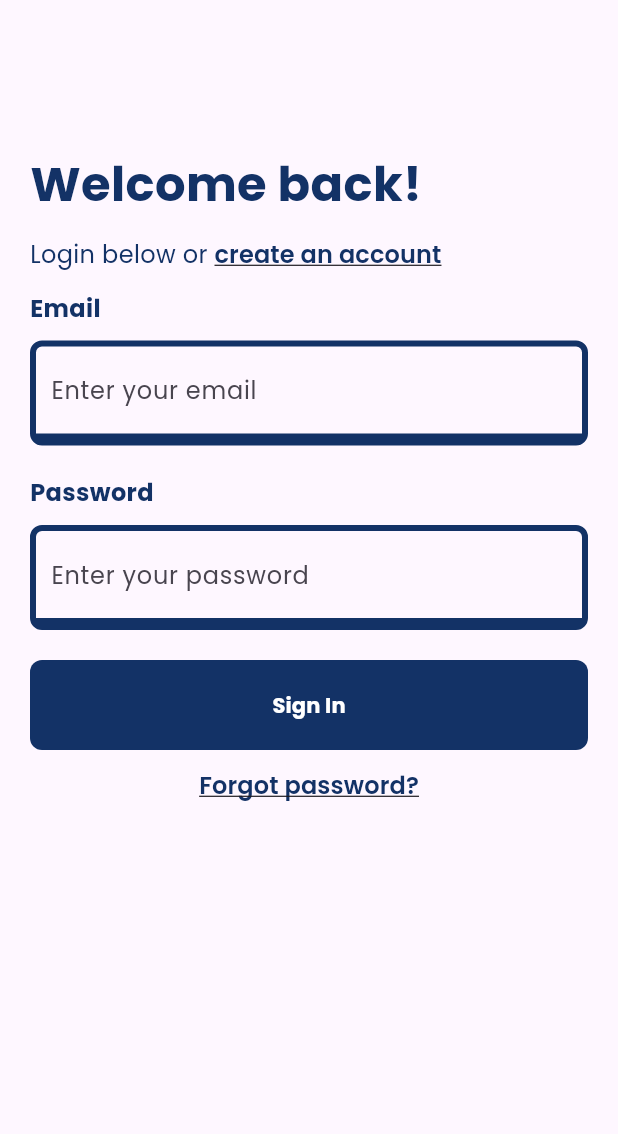
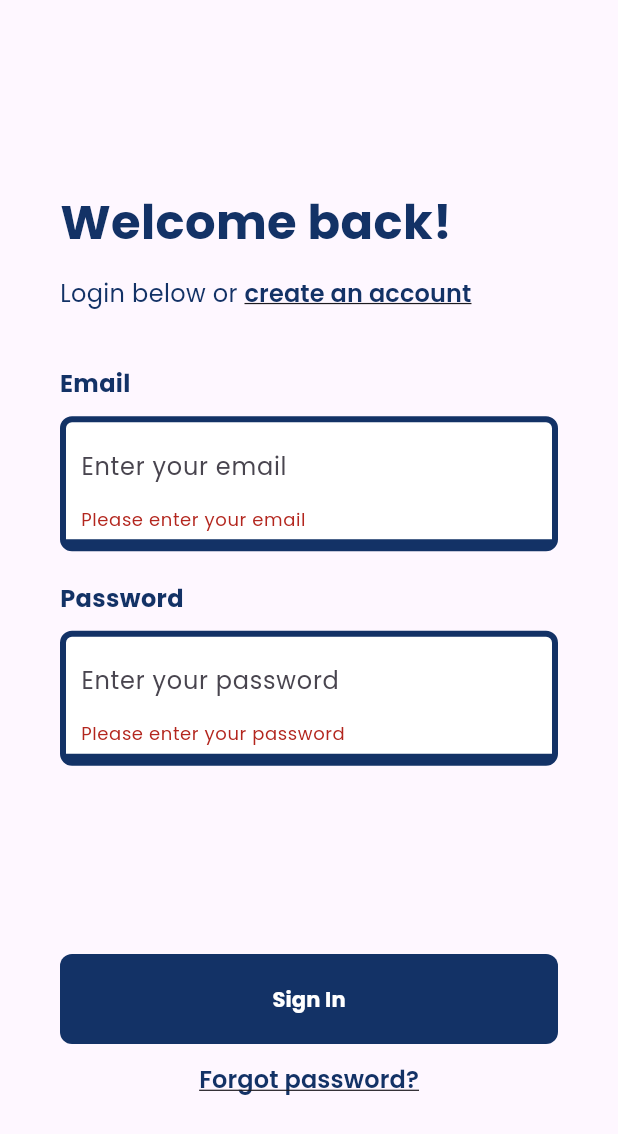
Before and after one commit to juul-vandevelde-howest/smartAppDev-eindopdracht, a Flutter app: the screen it shows after launch, after a tap on "Sign In", on a phone screen of 412 x 824 dp. Shown: the top 1134 px of the screen. Run offline on Flutter 3.47's test engine with Material 3 defaults, Android fonts, the phone set to English and light mode, and no system bars; our stand-ins replace firebase_auth, firebase_core; accounts and stored records are empty.

Commit message:
feat: completed log in screen styling and added validation

```diff
--- a/lib/main.dart
+++ b/lib/main.dart
@@ -34,6 +34,11 @@ class MainAppState extends State<MainApp> {
               bodyColor: const Color(0xFF133266),
               displayColor: const Color(0xFF133266),
             ),
+        textSelectionTheme: const TextSelectionThemeData(
+          cursorColor: Color(0xFF133266),
+          selectionColor: Color(0xFFA5DAE3),
+          selectionHandleColor: Color(0xFFA5DAE3),
+        ),
       ),
     );
   }
--- a/lib/routes/auth/login.dart
+++ b/lib/routes/auth/login.dart
@@ -13,8 +13,10 @@ class Login extends StatefulWidget {
 class _LoginState extends State<Login> {
   String email = '';
   String password = '';
+  final GlobalKey<FormState> _formKey = GlobalKey<FormState>();
 
   void login() async {
+    if (_formKey.currentState?.validate() ?? false) {
       if (email.isNotEmpty || password.isNotEmpty) {
         print(email);
         print(password);
@@ -35,10 +37,22 @@ class _LoginState extends State<Login> {
           }
         }
       } on FirebaseAuthException catch (e) {
-      if (e.code == 'user-not-found') {
-        print("We couldn't find an account with that username.");
-      } else if (e.code == 'wrong-password') {
-        print('Your account or password is incorrect.');
+        print(e.code);
+        String message = 'An error occurred. Please try again later.';
+        if (e.code == 'invalid-credential') {
+          message = 'Invalid credentials. Please try again.';
+        }
+
+        if (mounted) {
+          ScaffoldMessenger.of(context).showSnackBar(
+            SnackBar(
+              content: Text(
+                message,
+                textAlign: TextAlign.center,
+              ),
+            ),
+          );
+        }
       }
     }
   }
@@ -46,11 +60,18 @@ class _LoginState extends State<Login> {
   @override
   Widget build(BuildContext context) {
     return Scaffold(
+      // backgroundColor: const Color(0xFFA5DAE3),
       body: Padding(
-        padding: const EdgeInsets.symmetric(horizontal: 20, vertical: 100),
+        padding: const EdgeInsets.symmetric(horizontal: 40),
+        child: Column(
+          mainAxisAlignment: MainAxisAlignment.spaceBetween,
+          children: [
+            Expanded(
               child: Form(
+                key: _formKey,
                 child: Column(
                   crossAxisAlignment: CrossAxisAlignment.start,
+                  mainAxisAlignment: MainAxisAlignment.center,
                   children: [
                     const Text(
                       'Welcome back!',
@@ -72,7 +93,8 @@ class _LoginState extends State<Login> {
                             // Add code to navigate to the create account screen
                           },
                           style: ButtonStyle(
-                      padding: MaterialStateProperty.all<EdgeInsetsGeometry>(
+                            padding:
+                                MaterialStateProperty.all<EdgeInsetsGeometry>(
                               EdgeInsets.zero,
                             ),
                           ),
@@ -88,13 +110,17 @@ class _LoginState extends State<Login> {
                         ),
                       ],
                     ),
+                    const SizedBox(height: 25),
                     const Text(
                       "Email",
-                style: TextStyle(fontWeight: FontWeight.bold, fontSize: 16),
+                      style:
+                          TextStyle(fontWeight: FontWeight.bold, fontSize: 16),
+                      textAlign: TextAlign.center,
                     ),
                     const SizedBox(height: 10),
                     Container(
                       decoration: BoxDecoration(
+                        color: Colors.white,
                         border: const Border(
                           top: BorderSide(
                             color: Color(0xFF133266),
@@ -116,9 +142,11 @@ class _LoginState extends State<Login> {
                         borderRadius: BorderRadius.circular(8.0),
                       ),
                       child: Padding(
-                  padding:
-                      const EdgeInsets.symmetric(horizontal: 10, vertical: 5),
+                        padding: const EdgeInsets.symmetric(
+                            horizontal: 10, vertical: 5),
                         child: TextFormField(
+                          cursorWidth: 3.0,
+                          cursorOpacityAnimates: true,
                           keyboardType: TextInputType.emailAddress,
                           decoration: const InputDecoration(
                             hintText: 'Enter your email',
@@ -127,17 +155,28 @@ class _LoginState extends State<Login> {
                           onChanged: (value) {
                             email = value;
                           },
+                          validator: (value) {
+                            if (value == null || value.isEmpty) {
+                              return 'Please enter your email';
+                            } else if (!RegExp(r'^[^@]+@[^@]+\.[^@]+')
+                                .hasMatch(value)) {
+                              return 'Please enter a valid email address';
+                            }
+                            return null;
+                          },
                         ),
                       ),
                     ),
                     const SizedBox(height: 20),
                     const Text(
                       "Password",
-                style: TextStyle(fontWeight: FontWeight.bold, fontSize: 16),
+                      style:
+                          TextStyle(fontWeight: FontWeight.bold, fontSize: 16),
                     ),
                     const SizedBox(height: 10),
                     Container(
                       decoration: BoxDecoration(
+                        color: Colors.white,
                         border: const Border(
                           top: BorderSide(
                             color: Color(0xFF133266),
@@ -159,9 +198,11 @@ class _LoginState extends State<Login> {
                         borderRadius: BorderRadius.circular(8.0),
                       ),
                       child: Padding(
-                  padding:
-                      const EdgeInsets.symmetric(horizontal: 10, vertical: 5),
+                        padding: const EdgeInsets.symmetric(
+                            horizontal: 10, vertical: 5),
                         child: TextFormField(
+                          cursorWidth: 3.0,
+                          cursorOpacityAnimates: true,
                           obscureText: true,
                           decoration: const InputDecoration(
                             hintText: 'Enter your password',
@@ -169,11 +210,23 @@ class _LoginState extends State<Login> {
                           ),
                           onChanged: (value) {
                             password = value;
+                            _formKey.currentState?.validate();
+                          },
+                          validator: (value) {
+                            if (value == null || value.isEmpty) {
+                              return 'Please enter your password';
+                            }
+                            return null;
                           },
                         ),
                       ),
                     ),
-              const SizedBox(height: 20),
+                  ],
+                ),
+              ),
+            ),
+            Column(
+              children: [
                 Container(
                   width: double.infinity,
                   height: 60,
@@ -218,6 +271,8 @@ class _LoginState extends State<Login> {
                 ),
               ],
             ),
+            const SizedBox(height: 80),
+          ],
         ),
       ),
     );
```
Lines whose indentation alone changed are shown as unchanged.
